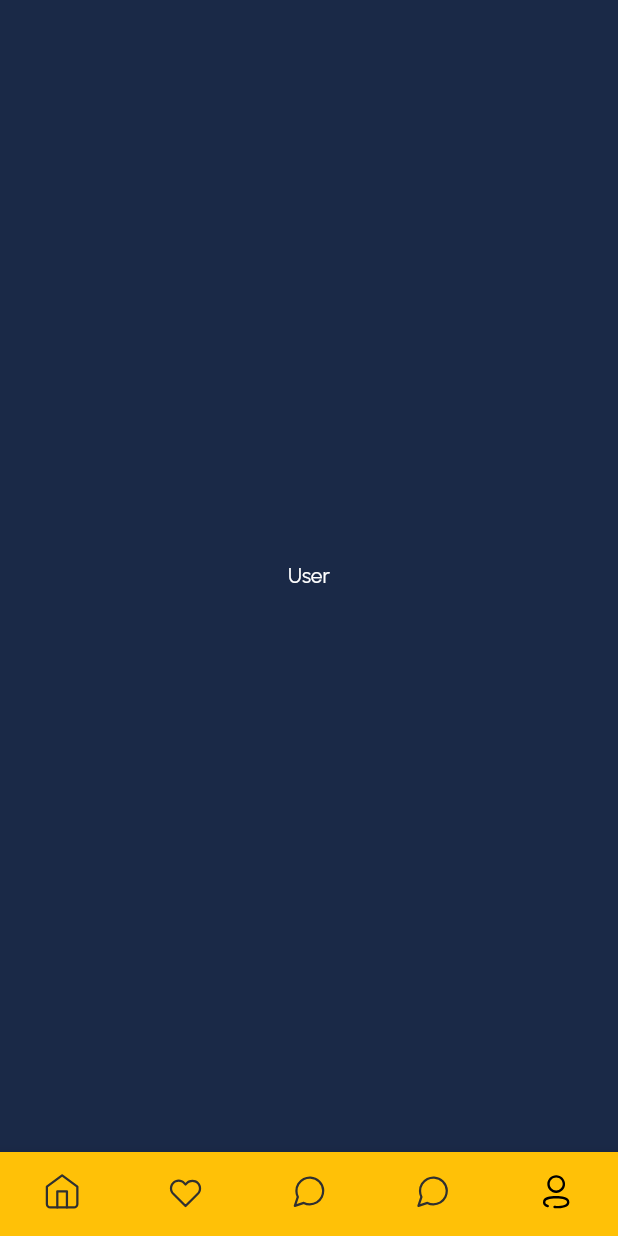
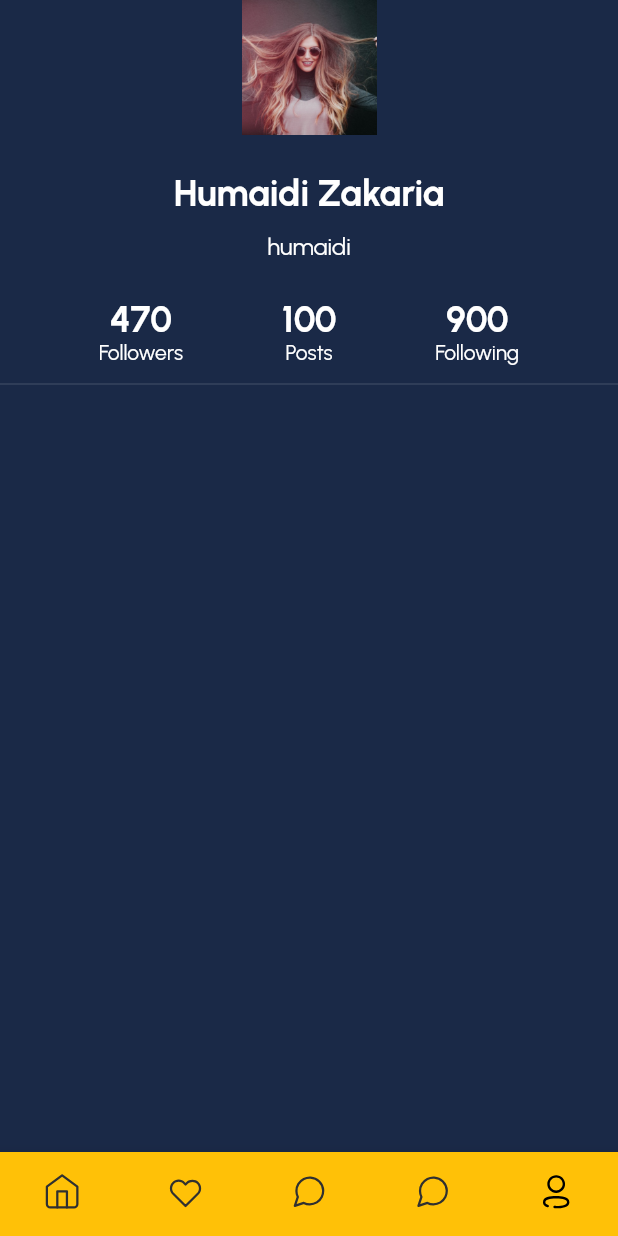
Before and after one commit to HumaCode/Course-App-Flutter-, a Flutter app: the MainPage screen opened by its route, item 5 of the bottom bar chosen, on a phone screen of 412 x 824 dp. Run offline on Flutter 3.47's test engine with Material 2 defaults, Android fonts, the phone set to English and light mode, and no system bars; our stand-ins replace flutter_svg; project files that could hold a hidden picture were left out.

```diff
--- a/lib/pages/main_page.dart
+++ b/lib/pages/main_page.dart
@@ -1,4 +1,5 @@
 import 'package:course_app_flutter/pages/home_page.dart';
+import 'package:course_app_flutter/pages/profile_page.dart';
 import 'package:flutter/material.dart';
 import 'package:flutter_svg/flutter_svg.dart';
 
@@ -64,8 +65,6 @@ class _MainPageState extends State<MainPage> {
     const Center(
       child: Text('Messages'),
     ),
-    const Center(
-      child: Text('User'),
-    ),
+    const ProfilePage()
   ];
 }
--- /dev/null
+++ b/lib/pages/profile_page.dart
@@ -0,0 +1,56 @@
+import 'package:course_app_flutter/styles/app_text.dart';
+import 'package:flutter/material.dart';
+
+class ProfilePage extends StatelessWidget {
+  const ProfilePage({super.key});
+
+  @override
+  Widget build(BuildContext context) {
+    return Scaffold(
+      body: Column(
+        children: [
+          Image.asset(
+            'assets/temp/user1.png',
+            width: 90,
+            height: 90,
+          ),
+          const SizedBox(height: 24),
+          const Text(
+            'Humaidi Zakaria',
+            style: AppText.header2,
+          ),
+          const SizedBox(height: 12),
+          const Text(
+            'humaidi',
+            style: AppText.subtitle3,
+          ),
+          const SizedBox(height: 24),
+          Row(
+            mainAxisAlignment: MainAxisAlignment.spaceEvenly,
+            children: [
+              Column(
+                children: [
+                  Text('470', style: AppText.header2),
+                  Text('Followers'),
+                ],
+              ),
+              Column(
+                children: [
+                  Text('100', style: AppText.header2),
+                  Text('Posts'),
+                ],
+              ),
+              Column(
+                children: [
+                  Text('900', style: AppText.header2),
+                  Text('Following'),
+                ],
+              ),
+            ],
+          ),
+          const Divider(thickness: 1, height: 24),
+        ],
+      ),
+    );
+  }
+}
```
Also changed, not shown: lib/components/toolbar.dart (added, +22 -0 lines), lib/pages/home_page.dart (+9 -7 lines).
